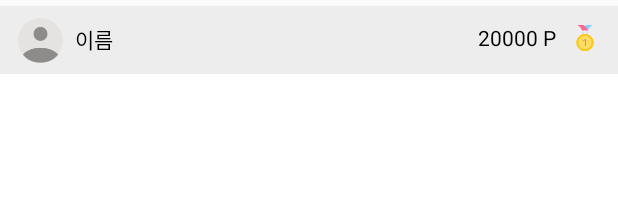
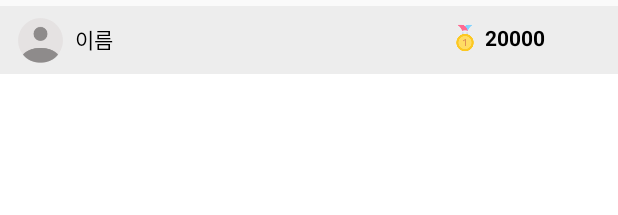
Before and after one commit to wootaegyeoung/android_team_git, an Android app: the layout layout_content_reward.xml on its own in the app's theme, with its tools: preview values and no code run, on a phone screen of 412 x 824 dp. Shown: the top 215 px of the screen. Run offline under Robolectric (Android 15) with nearby library versions, the phone set to English and light mode, and no system bars.

Commit message:
UI 수정

```diff
--- a/app/src/main/res/layout/activity_clickbillboard.xml
+++ b/app/src/main/res/layout/activity_clickbillboard.xml
@@ -66,7 +66,7 @@
             android:layout_height="29dp"
             android:layout_alignParentLeft="true"
             android:layout_alignParentTop="true"
-            android:layout_marginLeft="285dp"
+            android:layout_marginLeft="270dp"
             android:layout_marginTop="35dp"
             android:src="@drawable/rank1" />
 
@@ -76,9 +76,11 @@
             android:layout_height="wrap_content"
             android:layout_alignParentLeft="true"
             android:layout_alignParentTop="true"
-            android:layout_marginLeft="312dp"
+            android:layout_marginLeft="300dp"
             android:layout_marginTop="36dp"
-            android:text="30,000"
+            android:text="30,00"
+            android:textColor = "#000000"
+            android:textStyle = "bold"
             android:textSize="50px" />
 
         <ImageView
--- a/app/src/main/res/layout/layout_content_reward.xml
+++ b/app/src/main/res/layout/layout_content_reward.xml
@@ -39,23 +39,23 @@
         android:id="@+id/reward"
         android:layout_width="20dp"
         android:layout_height="20dp"
-        android:layout_alignParentRight="true"
-        android:layout_marginTop="15dp"
-        android:layout_marginRight="12dp"
-        android:background="@drawable/rank1"
-
-        ></ImageView>
+        android:layout_alignParentLeft="true"
+        android:layout_marginTop = "15dp"
+        android:layout_marginLeft="300dp"
+        android:layout_marginBottom="30dp"
+        android:background="@drawable/rank1"></ImageView>
 
     <TextView
         android:id="@+id/tv_reward"
         android:layout_width="wrap_content"
         android:layout_height="wrap_content"
-        android:layout_alignParentRight="true"
-        android:layout_marginTop="15dp"
-        android:layout_marginRight="41dp"
-        android:layout_toLeftOf="@+id/reward"
-        android:text="20000 P"
-        android:textColor="@color/black"></TextView>
+        android:layout_alignParentLeft="true"
+        android:layout_marginLeft="323dp"
+        android:layout_marginTop = "15dp"
+        android:textAlignment="center"
+        android:text="20000"
+        android:textColor="@color/black"
+        android:textStyle="bold"></TextView>
 
     <ImageView
         android:id="@+id/image"
```
